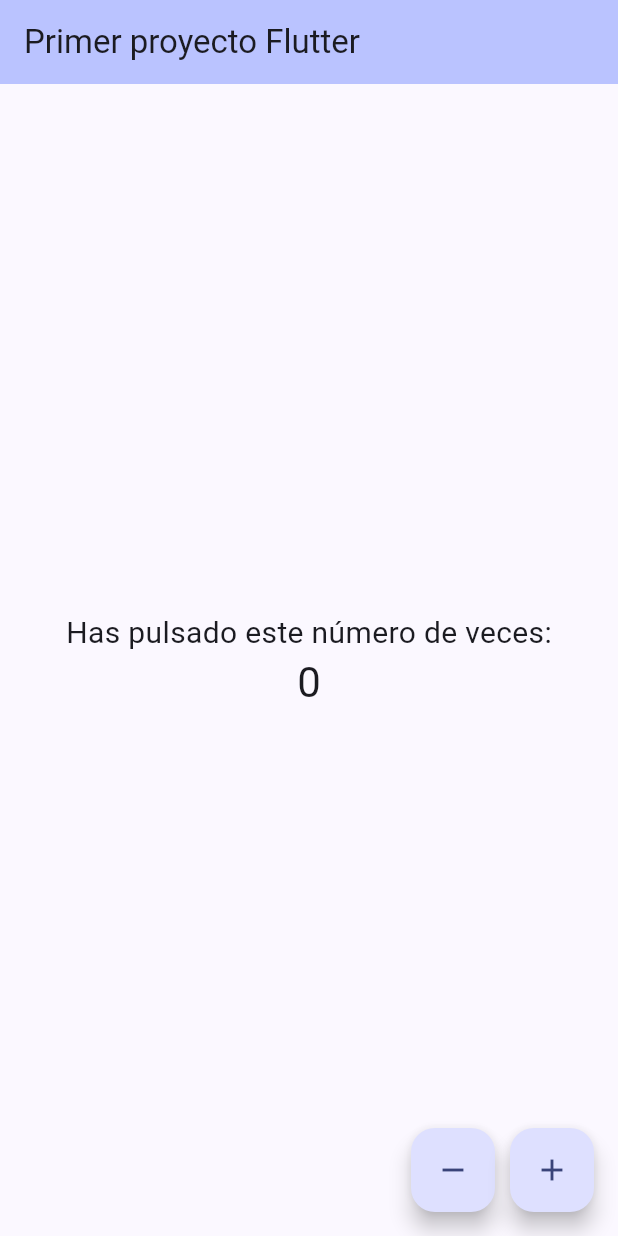
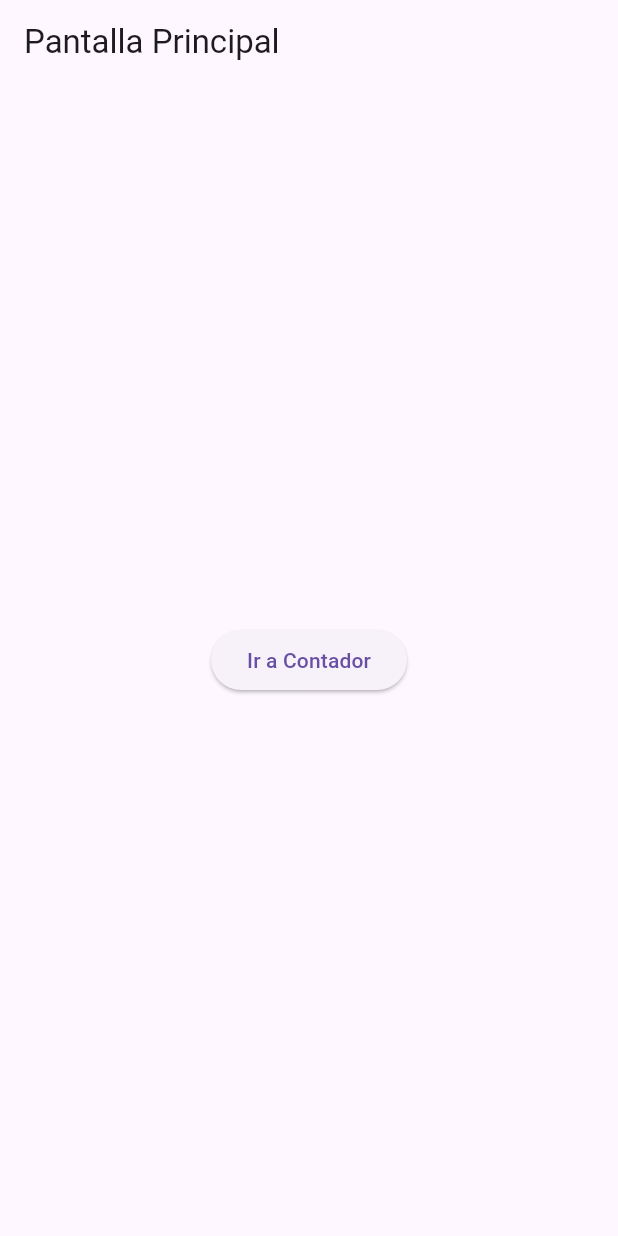
Before and after one commit to ciriandev/HolaMundoFlutter, a Flutter app: the screen it shows after launch, on a phone screen of 412 x 824 dp. Run offline on Flutter 3.47's test engine with Material 3 defaults, Android fonts, the phone set to English and light mode, and no system bars.

Commit message:
Nueva pantalla principal y minimizo el contador

```diff
--- a/lib/main.dart
+++ b/lib/main.dart
@@ -1,88 +1,37 @@
 import 'package:flutter/material.dart';
+import 'contador.dart'; // Asegúrate de importar el archivo contador.dart
 
 void main() {
-  runApp(const MyApp());
+  runApp(MyApp());
 }
 
 class MyApp extends StatelessWidget {
-  const MyApp({super.key});
-
   @override
   Widget build(BuildContext context) {
     return MaterialApp(
-      title: 'Flutter Demo',
-      theme: ThemeData(
-        colorScheme: ColorScheme.fromSeed(seedColor: const Color.fromARGB(255, 19, 41, 139)),
-        useMaterial3: true,
-      ),
-      home: const MyHomePage(title: 'Primer proyecto Flutter'),
+      title: 'Mi Aplicación',
+      home: MainScreen(),
     );
   }
 }
 
-class MyHomePage extends StatefulWidget {
-  const MyHomePage({super.key, required this.title});
-
-  final String title;
-
-  @override
-  State<MyHomePage> createState() => _MyHomePageState();
-}
-
-class _MyHomePageState extends State<MyHomePage> {
-  int _counter = 0;
-
-  void _incrementCounter() {
-    setState(() {
-      _counter++;
-    });
-  }
-
-  void _decrementCounter() {
-    setState(() {
-      _counter--;
-    });
-  }
-
+class MainScreen extends StatelessWidget {
   @override
   Widget build(BuildContext context) {
     return Scaffold(
       appBar: AppBar(
-        backgroundColor: Theme.of(context).colorScheme.inversePrimary,
-        title: Text(widget.title),
+        title: Text('Pantalla Principal'),
       ),
       body: Center(
-        child: Column(
-          mainAxisAlignment: MainAxisAlignment.center,
-          children: <Widget>[
-            Text(
-              'Has pulsado este número de veces:',
-              style: TextStyle(
-                fontSize: 20, // Cambia el tamaño de la fuente aquí
-              ),
-            ),
-            Text(
-              '$_counter',
-              style: Theme.of(context).textTheme.headlineMedium,
-            ),
-          ],
+        child: ElevatedButton(
+          onPressed: () {
+            Navigator.push(
+              context,
+              MaterialPageRoute(builder: (context) => ContadorScreen()),
+            );
+          },
+          child: Text('Ir a Contador'),
         ),
-      ),
-      floatingActionButton: Row(
-        mainAxisAlignment: MainAxisAlignment.end,
-        children: <Widget>[
-          FloatingActionButton(
-            onPressed: _decrementCounter,
-            tooltip: 'Decrement',
-            child: const Icon(Icons.remove),
-          ),
-          const SizedBox(width: 10),
-          FloatingActionButton(
-            onPressed: _incrementCounter,
-            tooltip: 'Increment',
-            child: const Icon(Icons.add),
-          ),
-        ],
       ),
     );
   }
```
Also changed, not shown: lib/contador.dart (added, +59 -0 lines), 1 other file.
